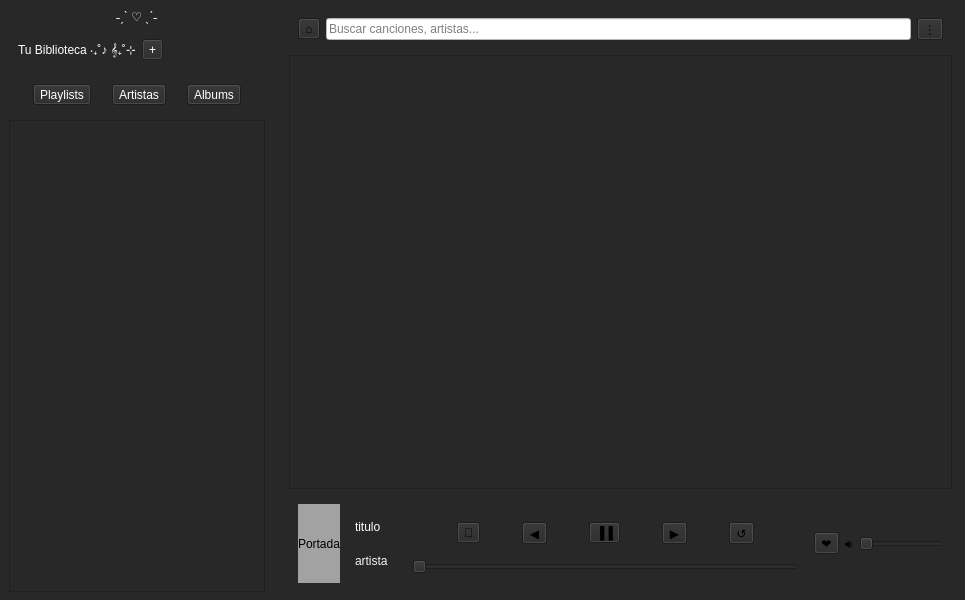
Old version of the form homewindow.ui in the repository Scastelar/Music-Player.
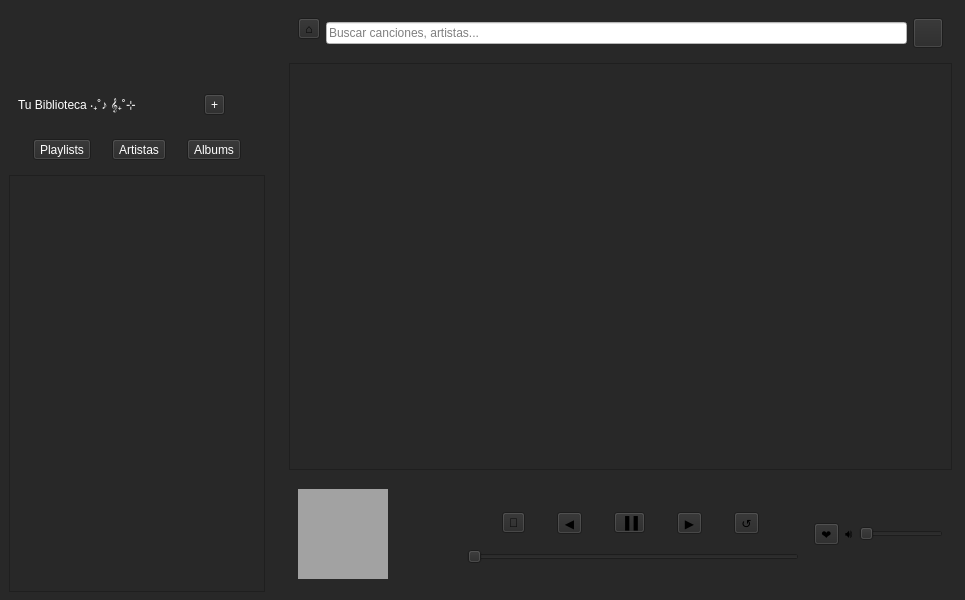
New version of the form.

```diff
--- a/homewindow.ui
+++ b/homewindow.ui
@@ -38,8 +38,23 @@
        <layout class="QVBoxLayout" name="verticalLayout">
         <item alignment="Qt::AlignmentFlag::AlignHCenter">
          <widget class="QLabel" name="label_5">
+          <property name="minimumSize">
+           <size>
+            <width>200</width>
+            <height>70</height>
+           </size>
+          </property>
+          <property name="maximumSize">
+           <size>
+            <width>200</width>
+            <height>70</height>
+           </size>
+          </property>
+          <property name="styleSheet">
+           <string notr="true"/>
+          </property>
           <property name="text">
-           <string>˗ˏˋ ♡ ˎˊ˗</string>
+           <string/>
           </property>
          </widget>
         </item>
@@ -48,6 +63,12 @@
           <layout class="QHBoxLayout" name="horizontalLayout_5">
            <item alignment="Qt::AlignmentFlag::AlignLeft">
             <widget class="QLabel" name="label_4">
+             <property name="minimumSize">
+              <size>
+               <width>180</width>
+               <height>0</height>
+              </size>
+             </property>
              <property name="styleSheet">
               <string notr="true">color: rgb(255, 255, 255);
 font: 14pt &quot;Segoe UI&quot;;</string>
@@ -151,11 +172,23 @@
            </item>
            <item>
             <widget class="QToolButton" name="toolButton_5">
+             <property name="minimumSize">
+              <size>
+               <width>30</width>
+               <height>30</height>
+              </size>
+             </property>
+             <property name="maximumSize">
+              <size>
+               <width>30</width>
+               <height>30</height>
+              </size>
+             </property>
              <property name="styleSheet">
               <string notr="true">font: 12pt &quot;Segoe UI&quot;;</string>
              </property>
              <property name="text">
-              <string>⋮</string>
+              <string/>
              </property>
             </widget>
            </item>
@@ -188,7 +221,7 @@
              <x>0</x>
              <y>0</y>
              <width>643</width>
-             <height>433</height>
+             <height>384</height>
             </rect>
            </property>
            <layout class="QVBoxLayout" name="verticalLayout_3">
@@ -206,11 +239,23 @@
           <layout class="QHBoxLayout" name="horizontalLayout_3">
            <item>
             <widget class="QLabel" name="label">
+             <property name="minimumSize">
+              <size>
+               <width>90</width>
+               <height>90</height>
+              </size>
+             </property>
+             <property name="maximumSize">
+              <size>
+               <width>90</width>
+               <height>90</height>
+              </size>
+             </property>
              <property name="styleSheet">
               <string notr="true">background-color: rgb(162, 162, 162);</string>
              </property>
              <property name="text">
-              <string>Portada</string>
+              <string/>
              </property>
             </widget>
            </item>
@@ -219,23 +264,35 @@
              <layout class="QVBoxLayout" name="verticalLayout_6">
               <item>
                <widget class="QLabel" name="label_2">
+                <property name="minimumSize">
+                 <size>
+                  <width>40</width>
+                  <height>37</height>
+                 </size>
+                </property>
                 <property name="styleSheet">
                  <string notr="true">color: rgb(255, 255, 255);
 font: 12pt &quot;Segoe UI&quot;;</string>
                 </property>
                 <property name="text">
-                 <string>titulo</string>
+                 <string/>
                 </property>
                </widget>
               </item>
               <item>
                <widget class="QLabel" name="label_3">
+                <property name="minimumSize">
+                 <size>
+                  <width>40</width>
+                  <height>37</height>
+                 </size>
+                </property>
                 <property name="styleSheet">
                  <string notr="true">font: 9pt &quot;Segoe UI&quot;;
 color: rgb(243, 243, 243)</string>
                 </property>
                 <property name="text">
-                 <string>artista</string>
+                 <string/>
                 </property>
                </widget>
               </item>
```
